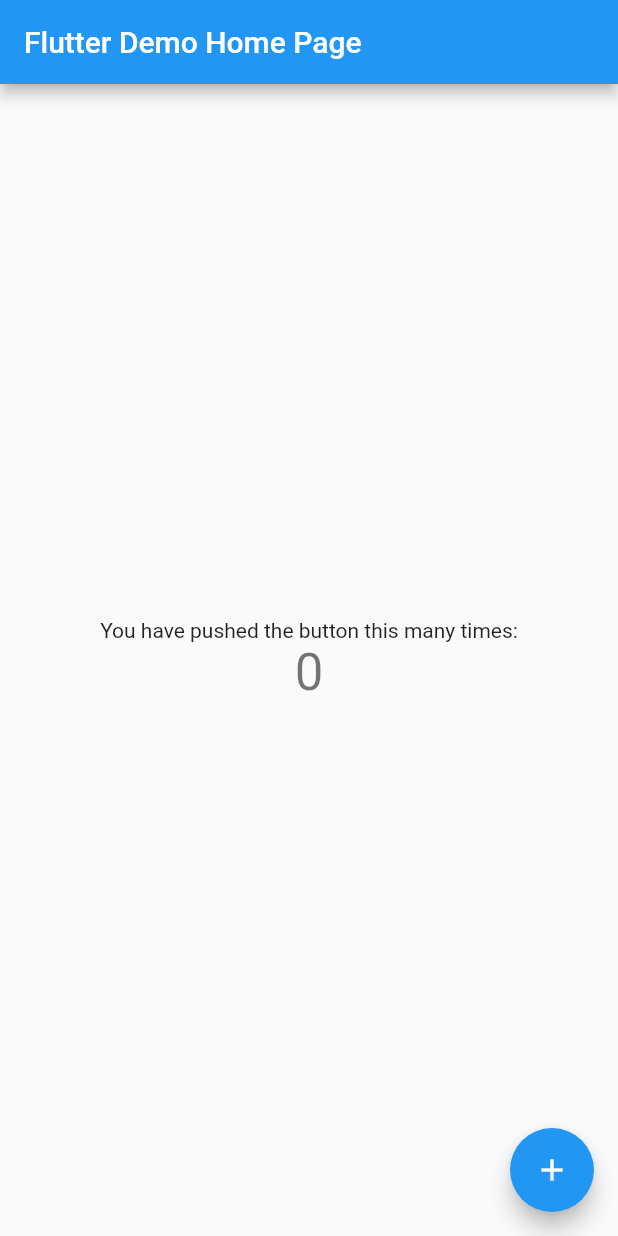
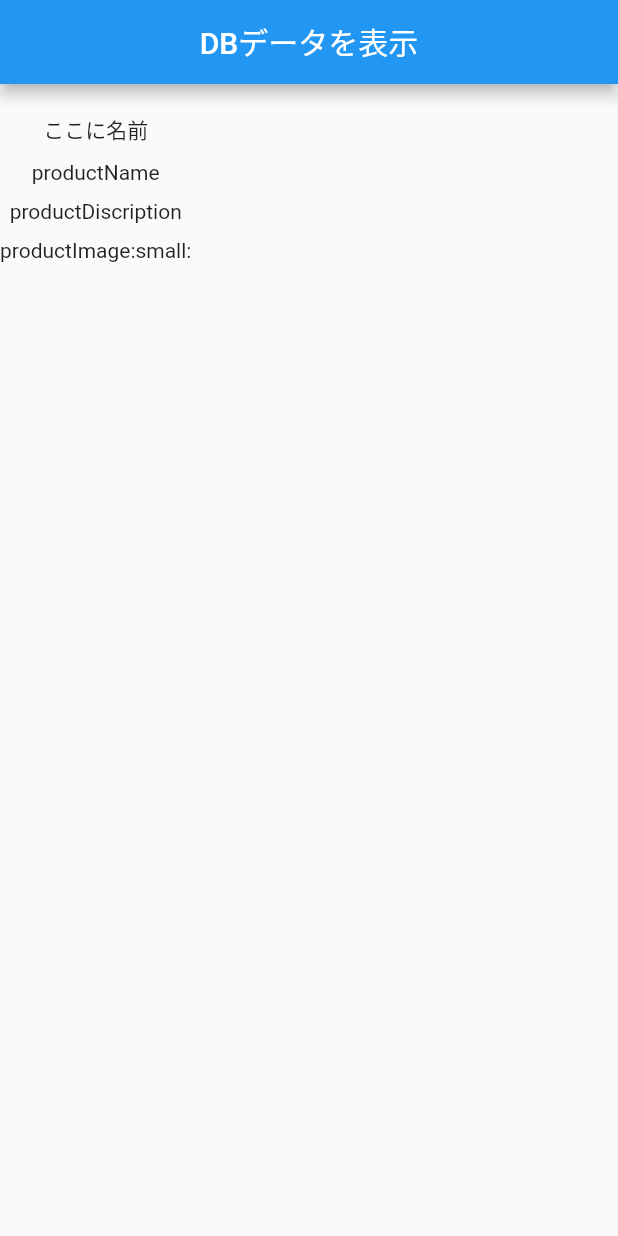
Before and after one commit to waterbook59/multi_database, a Flutter app: the screen it shows after launch, on a phone screen of 412 x 824 dp. Run offline on Flutter 3.47's test engine with Material 2 defaults, Android fonts, the phone set to English and light mode, and no system bars.

```diff
--- a/lib/main.dart
+++ b/lib/main.dart
@@ -1,4 +1,5 @@
 import 'package:flutter/material.dart';
+import 'package:mutidatabaseapp/views/data_registration/data_registration_screen.dart';
 
 void main() {
   runApp(MyApp());
@@ -26,92 +27,7 @@ class MyApp extends StatelessWidget {
         // closer together (more dense) than on mobile platforms.
         visualDensity: VisualDensity.adaptivePlatformDensity,
       ),
-      home: MyHomePage(title: 'Flutter Demo Home Page'),
+      home: DataRegistrationScreen(),
     );
   }
 }
-
-class MyHomePage extends StatefulWidget {
-  MyHomePage({Key key, this.title}) : super(key: key);
-
-  // This widget is the home page of your application. It is stateful, meaning
-  // that it has a State object (defined below) that contains fields that affect
-  // how it looks.
-
-  // This class is the configuration for the state. It holds the values (in this
-  // case the title) provided by the parent (in this case the App widget) and
-  // used by the build method of the State. Fields in a Widget subclass are
-  // always marked "final".
-
-  final String title;
-
-  @override
-  _MyHomePageState createState() => _MyHomePageState();
-}
-
-class _MyHomePageState extends State<MyHomePage> {
-  int _counter = 0;
-
-  void _incrementCounter() {
-    setState(() {
-      // This call to setState tells the Flutter framework that something has
-      // changed in this State, which causes it to rerun the build method below
-      // so that the display can reflect the updated values. If we changed
-      // _counter without calling setState(), then the build method would not be
-      // called again, and so nothing would appear to happen.
-      _counter++;
-    });
-  }
-
-  @override
-  Widget build(BuildContext context) {
-    // This method is rerun every time setState is called, for instance as done
-    // by the _incrementCounter method above.
-    //
-    // The Flutter framework has been optimized to make rerunning build methods
-    // fast, so that you can just rebuild anything that needs updating rather
-    // than having to individually change instances of widgets.
-    return Scaffold(
-      appBar: AppBar(
-        // Here we take the value from the MyHomePage object that was created by
-        // the App.build method, and use it to set our appbar title.
-        title: Text(widget.title),
-      ),
-      body: Center(
-        // Center is a layout widget. It takes a single child and positions it
-        // in the middle of the parent.
-        child: Column(
-          // Column is also a layout widget. It takes a list of children and
-          // arranges them vertically. By default, it sizes itself to fit its
-          // children horizontally, and tries to be as tall as its parent.
-          //
-          // Invoke "debug painting" (press "p" in the console, choose the
-          // "Toggle Debug Paint" action from the Flutter Inspector in Android
-          // Studio, or the "Toggle Debug Paint" command in Visual Studio Code)
-          // to see the wireframe for each widget.
-          //
-          // Column has various properties to control how it sizes itself and
-          // how it positions its children. Here we use mainAxisAlignment to
-          // center the children vertically; the main axis here is the vertical
-          // axis because Columns are vertical (the cross axis would be
-          // horizontal).
-          mainAxisAlignment: MainAxisAlignment.center,
-          children: <Widget>[
-            Text(
-              'You have pushed the button this many times:',
-            ),
-            Text(
-              '$_counter',
-              style: Theme.of(context).textTheme.headline4,
-            ),
-          ],
-        ),
-      ),
-      floatingActionButton: FloatingActionButton(
-        onPressed: _incrementCounter,
-        tooltip: 'Increment',
-        child: Icon(Icons.add),
-      ), // This trailing comma makes auto-formatting nicer for build methods.
-    );
-  }
-}
--- /dev/null
+++ b/lib/views/data_registration/data_registration_screen.dart
@@ -0,0 +1,30 @@
+import 'package:flutter/material.dart';
+
+class DataRegistrationScreen extends StatelessWidget {
+  @override
+  Widget build(BuildContext context) {
+    return SafeArea(
+        child: Scaffold(
+          appBar: AppBar(
+            centerTitle: true,
+            title: const Text(  'DBデータを表示'),
+          ),
+          body: SingleChildScrollView(
+            child: Column(
+              children: [
+                const SizedBox(height: 20,),
+                Text('ここに名前'),
+                const SizedBox(height: 10,),
+                Text('productName'),
+                const SizedBox(height: 10,),
+                Text('productDiscription'),
+                const SizedBox(height: 10,),
+                Text('productImage:small:'),
+              ],
+            ),
+          ),
+        ),
+
+    );
+  }
+}
```
Also changed, not shown: lib/data_models/product.dart (+24 -10 lines), lib/data_models/product_hits.dart (+4 -5 lines), lib/data_models/product_image.dart (+24 -7 lines).
